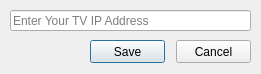
niyazialpay/VestelSmartTVRemoteController, file Templates/settings.ui: the form before one commit.
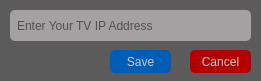
The form after the commit. Icons and pictures are not drawn.

What changed in the file:
```diff
--- a/Templates/settings.ui
+++ b/Templates/settings.ui
@@ -10,19 +10,19 @@
                 <x>0</x>
                 <y>0</y>
                 <width>261</width>
-                <height>74</height>
+    <height>81</height>
             </rect>
         </property>
         <property name="minimumSize">
             <size>
                 <width>261</width>
-                <height>74</height>
+    <height>81</height>
             </size>
         </property>
         <property name="maximumSize">
             <size>
                 <width>261</width>
-                <height>74</height>
+    <height>81</height>
             </size>
         </property>
         <property name="sizeIncrement">
@@ -42,8 +42,12 @@
         </property>
         <property name="windowIcon">
             <iconset>
-                <normaloff>logo.png</normaloff>logo.png
-            </iconset>
+    <normaloff>logo.png</normaloff>logo.png</iconset>
+  </property>
+  <property name="styleSheet">
+   <string notr="true">QDialog{
+background-color:#5B5B5B;
+}</string>
         </property>
         <property name="sizeGripEnabled">
             <bool>false</bool>
@@ -52,14 +56,29 @@
             <bool>true</bool>
         </property>
         <widget class="QPushButton" name="saveButton">
+   <property name="enabled">
+    <bool>true</bool>
+   </property>
             <property name="geometry">
                 <rect>
-                    <x>90</x>
-                    <y>40</y>
-                    <width>75</width>
+     <x>110</x>
+     <y>50</y>
+     <width>61</width>
                     <height>23</height>
                 </rect>
             </property>
+   <property name="styleSheet">
+    <string notr="true">QPushButton#saveButton{
+border-radius:5px;background-color:#005DB5;color:#CBCBCB
+}
+QPushButton:hover#saveButton{
+background-color:#0291E3;color:#F3F3F3
+}
+QPushButton:pressed#saveButton{
+background-color:#4E94BD;color:#CFCFCF
+}
+</string>
+   </property>
             <property name="text">
                 <string>Save</string>
             </property>
@@ -70,12 +89,24 @@
         <widget class="QPushButton" name="cancelButton">
             <property name="geometry">
                 <rect>
-                    <x>176</x>
-                    <y>40</y>
-                    <width>75</width>
+     <x>190</x>
+     <y>50</y>
+     <width>61</width>
                     <height>23</height>
                 </rect>
             </property>
+   <property name="styleSheet">
+    <string notr="true">QPushButton#cancelButton{
+border-radius:5px;background-color:#B50000;color:#CBCBCB
+}
+QPushButton:hover#cancelButton{
+;background-color:#E50303;color:#F3F3F3
+}
+QPushButton:pressed#cancelButton{
+;background-color:#C75555;color:#CFCFCF
+}
+</string>
+   </property>
             <property name="text">
                 <string>Cancel</string>
             </property>
@@ -89,9 +120,12 @@
                     <x>10</x>
                     <y>10</y>
                     <width>241</width>
-                    <height>21</height>
-                </rect>
-            </property>
+     <height>31</height>
+    </rect>
+   </property>
+   <property name="styleSheet">
+    <string notr="true">border-radius:5px;padding:5px;background-color:#A3A1A1;color:#000</string>
+   </property>
             <property name="inputMask">
                 <string/>
             </property>
```
Left out of the diff: 4 changed lines with no effect on the pictures. Lines whose indentation alone changed are shown as unchanged.
